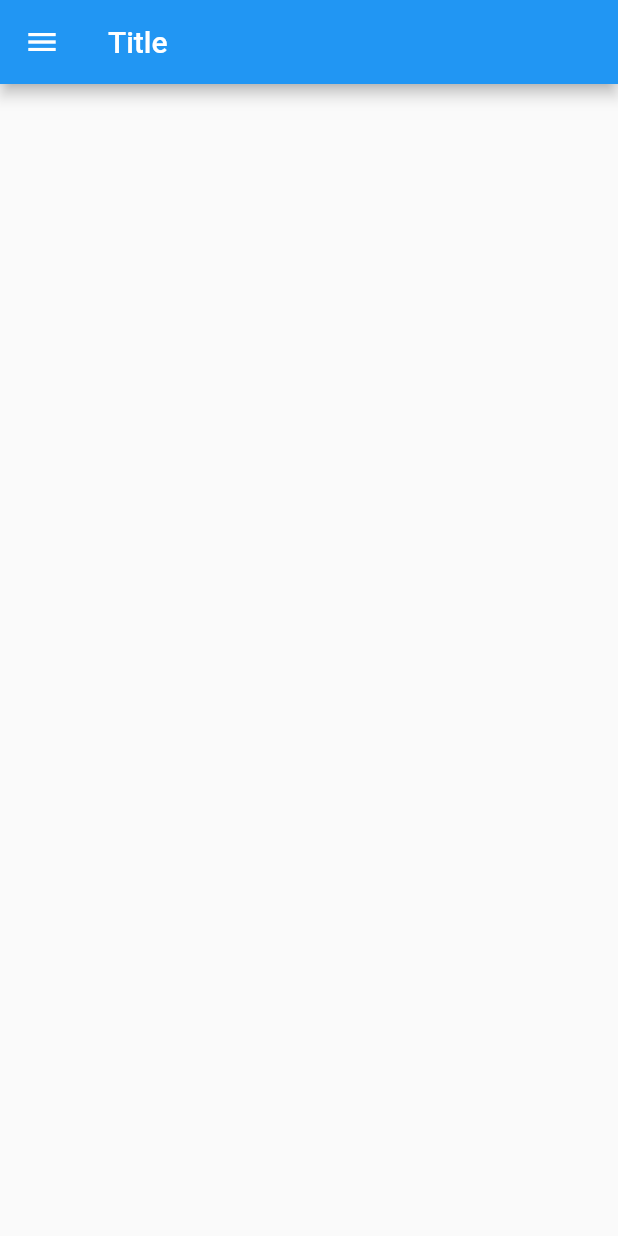
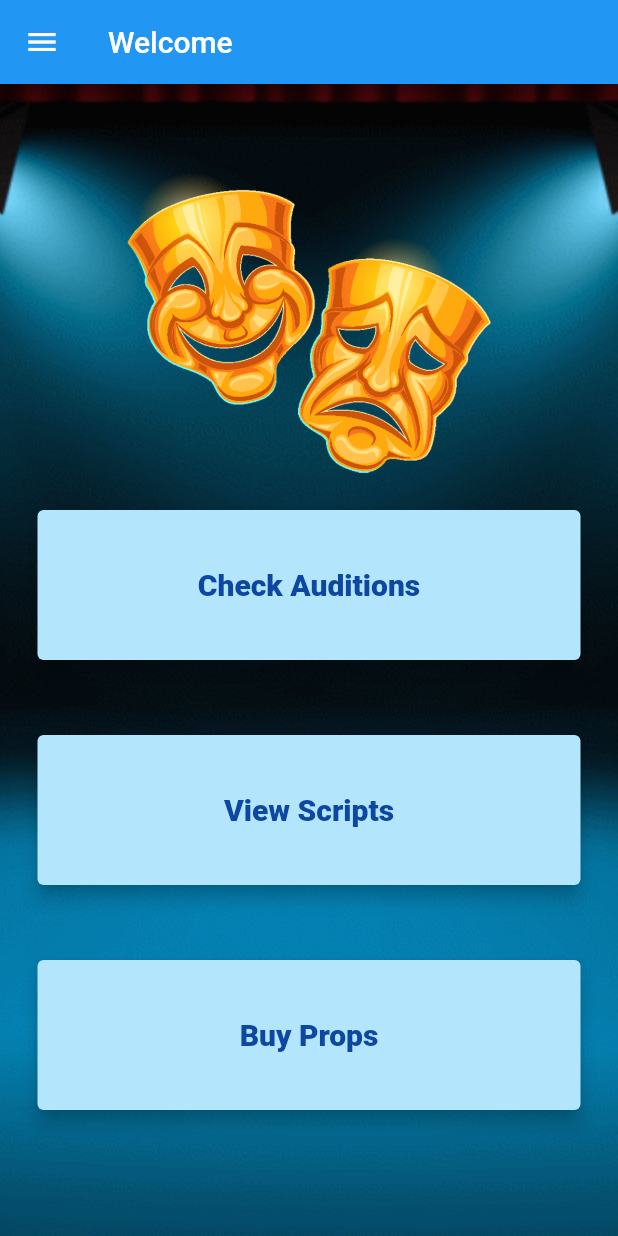
Before and after one commit to AkhileshManda/TheatricalHack, a Flutter app: the HomeScreen screen opened directly, on a phone screen of 412 x 824 dp. Run offline on Flutter 3.47's test engine with Material 2 defaults, Android fonts, the phone set to English and light mode, and no system bars; our stand-ins replace cloud_firestore, firebase_auth, firebase_core; accounts and stored records are empty.

Commit message:
Updated UI

```diff
--- a/theatre_buddy/lib/screens/app/home.dart
+++ b/theatre_buddy/lib/screens/app/home.dart
@@ -1,8 +1,11 @@
 import 'package:flutter/material.dart';
 import 'package:theatre_buddy/screens/app/audition_screen.dart';
 import 'package:theatre_buddy/widgets/drawer.dart';
+import 'reuseable_card.dart';
+import 'script_screen.dart';
+
 class HomeScreen extends StatefulWidget {
-  const HomeScreen({ Key? key }) : super(key: key);
+  const HomeScreen({Key? key}) : super(key: key);
 
   @override
   _HomeScreenState createState() => _HomeScreenState();
@@ -12,11 +15,86 @@ class _HomeScreenState extends State<HomeScreen> {
   @override
   Widget build(BuildContext context) {
     return Scaffold(
-      appBar: AppBar(
-        title: const Text("Title")
+      appBar: AppBar(title: const Text("Welcome")),
+      drawer: const DrawerWidget(),
+      body: Container(
+        constraints: const BoxConstraints.expand(),
+        decoration: const BoxDecoration(
+          image: DecorationImage(
+              image: AssetImage('images/background1.png'), fit: BoxFit.cover),
+        ),
+        child: Column(
+          mainAxisAlignment: MainAxisAlignment.center,
+          crossAxisAlignment: CrossAxisAlignment.stretch,
+          children: <Widget>[
+            const SizedBox(
+                height: 200.0,
+                child: Image(
+                  image: AssetImage('images/drama.png'),
+                )),
+            GestureDetector(
+              onTap: () {
+                Navigator.push(context,
+                    MaterialPageRoute(builder: (context) => AuditionScreen()));
+              },
+              child: ReuseableCard(
+                cardChild: Row(
+                  mainAxisAlignment: MainAxisAlignment.center,
+                  children: <Widget>[
+                    Text(
+                      'Check Auditions',
+                      style: TextStyle(
+                          fontSize: 20.0,
+                          color: Colors.blue[900],
+                          fontWeight: FontWeight.w900),
+                    ),
+                  ],
+                ),
+              ),
+            ),
+            GestureDetector(
+              onTap: () {
+                Navigator.push(context,
+                    MaterialPageRoute(builder: (context) => ScriptsScreen()));
+              },
+              child: ReuseableCard(
+                cardChild: Row(
+                  mainAxisAlignment: MainAxisAlignment.center,
+                  children: <Widget>[
+                    Text(
+                      'View Scripts',
+                      style: TextStyle(
+                          fontSize: 20.0,
+                          color: Colors.blue[900],
+                          fontWeight: FontWeight.w900),
+                    ),
+                  ],
+                ),
+              ),
+            ),
+            GestureDetector(
+              onTap: () {
+                Navigator.push(context,
+                    MaterialPageRoute(builder: (context) => AuditionScreen()));
+              },
+              child: ReuseableCard(
+                cardChild: Row(
+                  mainAxisAlignment: MainAxisAlignment.center,
+                  children: <Widget>[
+                    Text(
+                      'Buy Props',
+                      style: TextStyle(
+                          fontSize: 20.0,
+                          color: Colors.blue[900],
+                          fontWeight: FontWeight.w900),
+                    ),
+                  ],
+                ),
+              ),
+            ),
+          ],
+        ),
       ),
-      drawer: const DrawerWidget()
-
     );
   }
 }
--- /dev/null
+++ b/theatre_buddy/lib/screens/app/reuseable_card.dart
@@ -0,0 +1,23 @@
+import 'package:flutter/material.dart';
+
+class ReuseableCard extends StatelessWidget {
+  ReuseableCard({required this.cardChild});
+
+  final Widget cardChild;
+
+  @override
+  Widget build(BuildContext context) {
+    return Container(
+      height: 150,
+      decoration: BoxDecoration(
+        borderRadius: BorderRadius.circular(50.0),
+      ),
+      child: Card(
+        color: Colors.lightBlue[100],
+        elevation: 5,
+        child: cardChild,
+        margin: const EdgeInsets.all(25.0),
+      ),
+    );
+  }
+}
--- a/theatre_buddy/pubspec.yaml
+++ b/theatre_buddy/pubspec.yaml
@@ -65,9 +65,8 @@ flutter:
   uses-material-design: true
 
   # To add assets to your application, add an assets section, like this:
-  # assets:
-  #   - images/a_dot_burr.jpeg
-  #   - images/a_dot_ham.jpeg
+  assets:
+     - images/
 
   # An image asset can refer to one or more resolution-specific "variants", see
   # https://flutter.dev/assets-and-images/#resolution-aware.
```
Also changed, not shown: theatre_buddy/lib/screens/app/audition_screen.dart (+50 -22 lines), theatre_buddy/lib/screens/auth/register.dart (+10 -20 lines), theatre_buddy/lib/screens/auth/sign_in.dart (+54 -22 lines), theatre_buddy/images/background1.png (added), theatre_buddy/images/drama.png (added).
